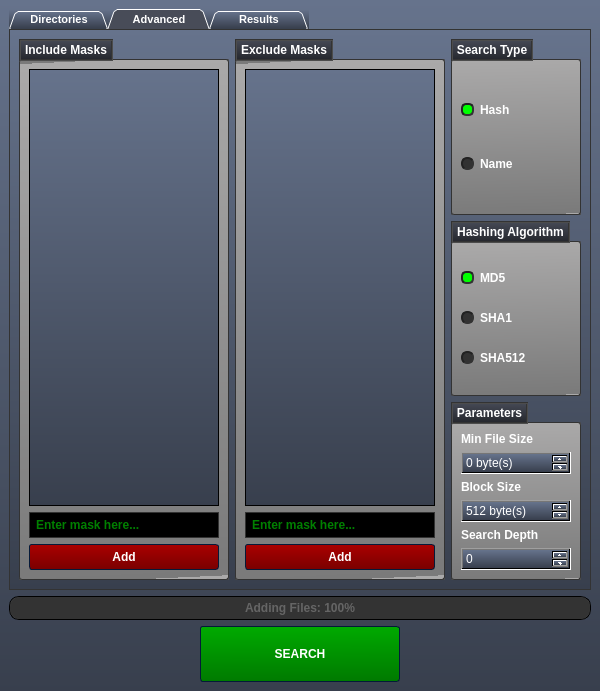
Qt form ui/mainwindow.ui (BorisTestov/duplicate_finder_python) before a commit.
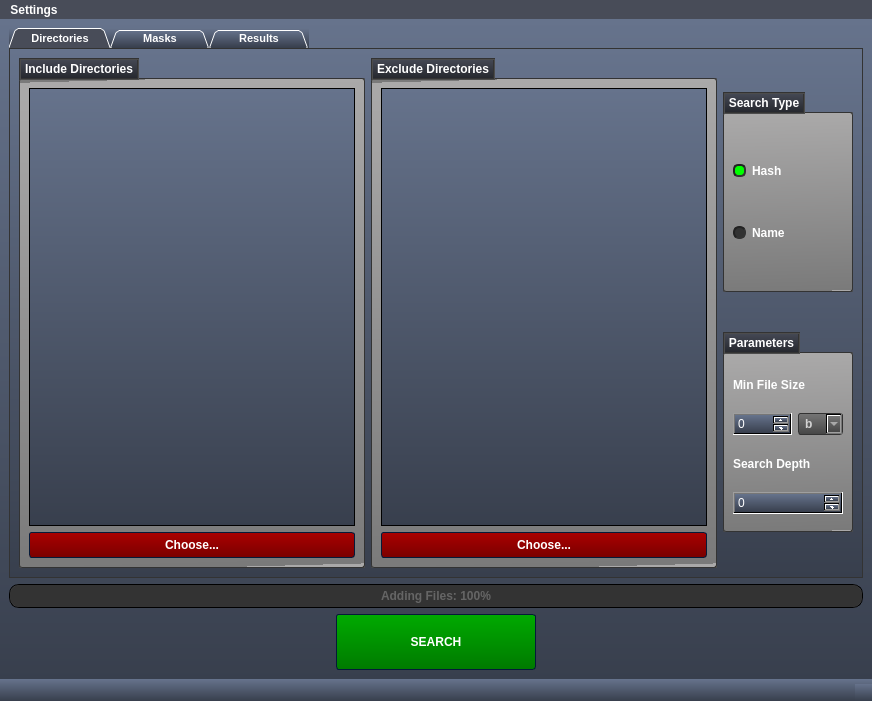
The same form after that commit. The open tabs and pages were chosen to show the change. Icons and pictures are not drawn.

```diff
--- a/ui/mainwindow.ui
+++ b/ui/mainwindow.ui
@@ -2,12 +2,15 @@
 <ui version="4.0">
  <class>MainWindow</class>
  <widget class="QMainWindow" name="MainWindow">
+  <property name="enabled">
+   <bool>true</bool>
+  </property>
   <property name="geometry">
    <rect>
     <x>0</x>
     <y>0</y>
-    <width>600</width>
-    <height>691</height>
+    <width>872</width>
+    <height>701</height>
    </rect>
   </property>
   <property name="windowTitle">
@@ -318,27 +321,6 @@
 }
 
 
-QComboBox::drop-down
-{
-    subcontrol-origin: padding;
-    subcontrol-position: top right;
-    width: 15px;
-    border-left-width: 1px;
-    border-left-color: darkgray;
-    border-left-style: solid; 
-    border-top-right-radius: 3px; 
-    border-bottom-right-radius: 3px;
-
-}
-
-
-QComboBox::down-arrow
-{
-    image: url(://arrow-down.png);
-    width: 8px;
-    height: 8px;
-}
-
 
 
 
@@ -1111,7 +1093,7 @@
 QProgressBar
 {
 	background-color: #000;
-	color: #00ff00;
+	color: #000;
 	font-weight: bold;
 	border: 0px groove #000;
 	border-radius: 10px;
@@ -1168,20 +1150,7 @@
   <widget class="QWidget" name="centralwidget">
    <layout class="QGridLayout" name="gridLayout">
     <item row="1" column="0">
-     <layout class="QGridLayout" name="gridLayout_12">
-      <item row="1" column="0">
-       <spacer name="horizontalSpacer">
-        <property name="orientation">
-         <enum>Qt::Horizontal</enum>
-        </property>
-        <property name="sizeHint" stdset="0">
-         <size>
-          <width>40</width>
-          <height>20</height>
-         </size>
-        </property>
-       </spacer>
-      </item>
+     <layout class="QGridLayout" name="search_runner_layout">
       <item row="1" column="1">
        <widget class="QPushButton" name="search_button">
         <property name="minimumSize">
@@ -1252,7 +1221,7 @@
        </widget>
       </item>
       <item row="1" column="2">
-       <spacer name="horizontalSpacer_2">
+       <spacer name="right_spacer">
         <property name="orientation">
          <enum>Qt::Horizontal</enum>
         </property>
@@ -1299,6 +1268,19 @@
         </property>
        </widget>
       </item>
+      <item row="1" column="0">
+       <spacer name="left_spacer">
+        <property name="orientation">
+         <enum>Qt::Horizontal</enum>
+        </property>
+        <property name="sizeHint" stdset="0">
+         <size>
+          <width>40</width>
+          <height>20</height>
+         </size>
+        </property>
+       </spacer>
+      </item>
      </layout>
     </item>
     <item row="0" column="0">
@@ -1332,38 +1314,7 @@
        <attribute name="title">
         <string>Directories</string>
        </attribute>
-       <layout class="QGridLayout" name="gridLayout_4">
-        <item row="0" column="1">
-         <widget class="QGroupBox" name="exclude_directories_group_box">
-          <property name="minimumSize">
-           <size>
-            <width>276</width>
-            <height>500</height>
-           </size>
-          </property>
-          <property name="maximumSize">
-           <size>
-            <width>16777215</width>
-            <height>16777215</height>
-           </size>
-          </property>
-          <property name="title">
-           <string>Exclude Directories</string>
-          </property>
-          <layout class="QVBoxLayout" name="verticalLayout_3">
-           <item>
-            <widget class="QListWidget" name="exclude_directories_list_widget"/>
-           </item>
-           <item>
-            <widget class="QPushButton" name="choose_exclude_directories">
-             <property name="text">
-              <string>Choose...</string>
-             </property>
-            </widget>
-           </item>
-          </layout>
-         </widget>
-        </item>
+       <layout class="QGridLayout" name="gridLayout_3">
         <item row="0" column="0">
          <widget class="QGroupBox" name="include_directories_group_box">
           <property name="sizePolicy">
@@ -1401,150 +1352,40 @@
           </layout>
          </widget>
         </item>
-       </layout>
-      </widget>
-      <widget class="QWidget" name="advanced">
-       <attribute name="title">
-        <string>Advanced</string>
-       </attribute>
-       <layout class="QGridLayout" name="gridLayout_6">
-        <item row="0" column="0" rowspan="3">
-         <widget class="QGroupBox" name="include_masks_group_box">
-          <property name="sizePolicy">
-           <sizepolicy hsizetype="Preferred" vsizetype="Preferred">
-            <horstretch>0</horstretch>
-            <verstretch>0</verstretch>
-           </sizepolicy>
-          </property>
-          <property name="title">
-           <string>Include Masks</string>
-          </property>
-          <layout class="QGridLayout" name="gridLayout_9">
-           <item row="1" column="1">
-            <widget class="QLineEdit" name="include_mask_line_edit">
-             <property name="autoFillBackground">
-              <bool>false</bool>
-             </property>
-             <property name="text">
-              <string/>
-             </property>
-             <property name="placeholderText">
-              <string>Enter mask here...</string>
-             </property>
-             <property name="clearButtonEnabled">
-              <bool>true</bool>
-             </property>
-            </widget>
-           </item>
-           <item row="2" column="1">
-            <widget class="QPushButton" name="add_include_mask_button">
-             <property name="text">
-              <string>Add</string>
-             </property>
-            </widget>
-           </item>
            <item row="0" column="1">
-            <widget class="QListWidget" name="include_masks_list_widget"/>
-           </item>
-          </layout>
-         </widget>
-        </item>
-        <item row="1" column="2">
-         <widget class="QGroupBox" name="hashing_algorithm_group_box">
-          <property name="sizePolicy">
-           <sizepolicy hsizetype="Preferred" vsizetype="Preferred">
-            <horstretch>0</horstretch>
-            <verstretch>0</verstretch>
-           </sizepolicy>
-          </property>
+         <widget class="QGroupBox" name="exclude_directories_group_box">
           <property name="minimumSize">
            <size>
-            <width>130</width>
-            <height>100</height>
+            <width>276</width>
+            <height>500</height>
            </size>
           </property>
           <property name="maximumSize">
            <size>
-            <width>130</width>
-            <height>200</height>
+            <width>16777215</width>
+            <height>16777215</height>
            </size>
           </property>
           <property name="title">
-           <string>Hashing Algorithm</string>
+           <string>Exclude Directories</string>
           </property>
-          <layout class="QGridLayout" name="gridLayout_10">
-           <item row="1" column="0">
-            <widget class="QRadioButton" name="sha1_radio_button">
-             <property name="text">
-              <string>SHA1</string>
-             </property>
-             <attribute name="buttonGroup">
-              <string notr="true">hashing_button_group</string>
-             </attribute>
-            </widget>
+          <layout class="QVBoxLayout" name="verticalLayout">
+           <item>
+            <widget class="QListWidget" name="exclude_directories_list_widget"/>
            </item>
-           <item row="0" column="0">
-            <widget class="QRadioButton" name="md5_radio_button">
+           <item>
+            <widget class="QPushButton" name="choose_exclude_directories">
              <property name="text">
-              <string>MD5</string>
+              <string>Choose...</string>
              </property>
-             <property name="checked">
-              <bool>true</bool>
-             </property>
-             <attribute name="buttonGroup">
-              <string notr="true">hashing_button_group</string>
-             </attribute>
             </widget>
            </item>
-           <item row="2" column="0">
-            <widget class="QRadioButton" name="sha512_radio_button">
-             <property name="text">
-              <string>SHA512</string>
-             </property>
-             <attribute name="buttonGroup">
-              <string notr="true">hashing_button_group</string>
-             </attribute>
-            </widget>
-           </item>
           </layout>
          </widget>
         </item>
-        <item row="0" column="1" rowspan="3">
-         <widget class="QGroupBox" name="exclude_masks_group_box">
-          <property name="title">
-           <string>Exclude Masks</string>
-          </property>
-          <layout class="QGridLayout" name="gridLayout_8">
-           <item row="1" column="1">
-            <widget class="QLineEdit" name="exclude_mask_line_edit">
-             <property name="autoFillBackground">
-              <bool>false</bool>
-             </property>
-             <property name="text">
-              <string/>
-             </property>
-             <property name="placeholderText">
-              <string>Enter mask here...</string>
-             </property>
-             <property name="clearButtonEnabled">
-              <bool>true</bool>
-             </property>
-            </widget>
-           </item>
-           <item row="2" column="1">
-            <widget class="QPushButton" name="add_exclude_mask_button">
-             <property name="text">
-              <string>Add</string>
-             </property>
-            </widget>
-           </item>
-           <item row="0" column="1">
-            <widget class="QListWidget" name="exclude_masks_list_widget"/>
-           </item>
-          </layout>
-         </widget>
-        </item>
-        <item row="0" column="2">
+        <item row="0" column="4" colspan="2">
+         <layout class="QVBoxLayout" name="search_parameters_layput">
+          <item>
          <widget class="QGroupBox" name="search_type_group_box">
           <property name="sizePolicy">
            <sizepolicy hsizetype="Preferred" vsizetype="Preferred">
@@ -1567,8 +1408,8 @@
           <property name="title">
            <string>Search Type</string>
           </property>
-          <layout class="QGridLayout" name="gridLayout_11">
-           <item row="0" column="0">
+            <layout class="QVBoxLayout" name="verticalLayout_3">
+             <item>
             <widget class="QRadioButton" name="hash_type">
              <property name="text">
               <string>Hash</string>
@@ -1581,7 +1422,7 @@
              </attribute>
             </widget>
            </item>
-           <item row="1" column="0">
+             <item>
             <widget class="QRadioButton" name="name_type">
              <property name="text">
               <string>Name</string>
@@ -1594,7 +1435,7 @@
           </layout>
          </widget>
         </item>
-        <item row="2" column="2">
+          <item>
          <widget class="QGroupBox" name="parameters_group_box">
           <property name="sizePolicy">
            <sizepolicy hsizetype="Preferred" vsizetype="Preferred">
@@ -1617,8 +1458,8 @@
           <property name="title">
            <string>Parameters</string>
           </property>
-          <layout class="QGridLayout" name="gridLayout_2">
-           <item row="2" column="0">
+            <layout class="QVBoxLayout" name="verticalLayout_4">
+             <item>
             <widget class="QLabel" name="min_file_size_label">
              <property name="maximumSize">
               <size>
@@ -1631,8 +1472,10 @@
              </property>
             </widget>
            </item>
-           <item row="5" column="0">
-            <widget class="QSpinBox" name="block_size_spin_box">
+             <item>
+              <layout class="QHBoxLayout" name="horizontalLayout">
+               <item>
+                <widget class="QSpinBox" name="min_file_size_spin_box">
              <property name="styleSheet">
               <string notr="true"/>
              </property>
@@ -1643,23 +1486,49 @@
               <bool>true</bool>
              </property>
              <property name="suffix">
-              <string> byte(s)</string>
+                  <string/>
              </property>
              <property name="minimum">
-              <number>1</number>
+                  <number>0</number>
              </property>
              <property name="maximum">
-              <number>10000000</number>
+                  <number>99999</number>
              </property>
              <property name="singleStep">
               <number>1</number>
              </property>
              <property name="value">
-              <number>512</number>
+                  <number>0</number>
              </property>
             </widget>
            </item>
-           <item row="6" column="0">
+               <item>
+                <widget class="QComboBox" name="size_suffix_box">
+                 <item>
+                  <property name="text">
+                   <string>b</string>
+                  </property>
+                 </item>
+                 <item>
+                  <property name="text">
+                   <string>KB</string>
+                  </property>
+                 </item>
+                 <item>
+                  <property name="text">
+                   <string>MB</string>
+                  </property>
+                 </item>
+                 <item>
+                  <property name="text">
+                   <string>GB</string>
+                  </property>
+                 </item>
+                </widget>
+               </item>
+              </layout>
+             </item>
+             <item>
             <widget class="QLabel" name="depth_label">
              <property name="maximumSize">
               <size>
@@ -1672,48 +1541,7 @@
              </property>
             </widget>
            </item>
-           <item row="4" column="0">
-            <widget class="QLabel" name="block_size_label">
-             <property name="maximumSize">
-              <size>
-               <width>16777215</width>
-               <height>33</height>
-              </size>
-             </property>
-             <property name="text">
-              <string>Block Size</string>
-             </property>
-            </widget>
-           </item>
-           <item row="3" column="0">
-            <widget class="QSpinBox" name="min_file_size_spin_box">
-             <property name="styleSheet">
-              <string notr="true"/>
-             </property>
-             <property name="buttonSymbols">
-              <enum>QAbstractSpinBox::UpDownArrows</enum>
-             </property>
-             <property name="accelerated">
-              <bool>true</bool>
-             </property>
-             <property name="suffix">
-              <string> byte(s)</string>
-             </property>
-             <property name="minimum">
-              <number>0</number>
-             </property>
-             <property name="maximum">
-              <number>10000000</number>
-             </property>
-             <property name="singleStep">
-              <number>1</number>
-             </property>
-             <property name="value">
-              <number>0</number>
-             </property>
-            </widget>
-           </item>
-           <item row="7" column="0">
+             <item>
             <widget class="QSpinBox" name="depth_spin_box">
              <property name="styleSheet">
               <string notr="true"/>
@@ -1745,6 +1573,91 @@
          </widget>
         </item>
        </layout>
+        </item>
+       </layout>
+      </widget>
+      <widget class="QWidget" name="masks">
+       <attribute name="title">
+        <string>Masks</string>
+       </attribute>
+       <layout class="QGridLayout" name="gridLayout_6">
+        <item row="0" column="1" rowspan="2">
+         <widget class="QGroupBox" name="exclude_masks_group_box">
+          <property name="title">
+           <string>Exclude Masks</string>
+          </property>
+          <layout class="QGridLayout" name="gridLayout_8">
+           <item row="1" column="1">
+            <widget class="QLineEdit" name="exclude_mask_line_edit">
+             <property name="autoFillBackground">
+              <bool>false</bool>
+             </property>
+             <property name="text">
+              <string/>
+             </property>
+             <property name="placeholderText">
+              <string>Enter python-style mask here...</string>
+             </property>
+             <property name="clearButtonEnabled">
+              <bool>true</bool>
+             </property>
+            </widget>
+           </item>
+           <item row="2" column="1">
+            <widget class="QPushButton" name="add_exclude_mask_button">
+             <property name="text">
+              <string>Add</string>
+             </property>
+            </widget>
+           </item>
+           <item row="0" column="1">
+            <widget class="QListWidget" name="exclude_masks_list_widget"/>
+           </item>
+          </layout>
+         </widget>
+        </item>
+        <item row="0" column="0" rowspan="2">
+         <widget class="QGroupBox" name="include_masks_group_box">
+          <property name="sizePolicy">
+           <sizepolicy hsizetype="Preferred" vsizetype="Preferred">
+            <horstretch>0</horstretch>
+            <verstretch>0</verstretch>
+           </sizepolicy>
+          </property>
+          <property name="title">
+           <string>Include Masks</string>
+          </property>
+          <layout class="QGridLayout" name="gridLayout_9">
+           <item row="1" column="1">
+            <widget class="QLineEdit" name="include_mask_line_edit">
+             <property name="autoFillBackground">
+              <bool>false</bool>
+             </property>
+             <property name="text">
+              <string/>
+             </property>
+             <property name="placeholderText">
+              <string>Enter python-style mask here...</string>
+             </property>
+             <property name="clearButtonEnabled">
+              <bool>true</bool>
+             </property>
+            </widget>
+           </item>
+           <item row="2" column="1">
+            <widget class="QPushButton" name="add_include_mask_button">
+             <property name="text">
+              <string>Add</string>
+             </property>
+            </widget>
+           </item>
+           <item row="0" column="1">
+            <widget class="QListWidget" name="include_masks_list_widget"/>
+           </item>
+          </layout>
+         </widget>
+        </item>
+       </layout>
       </widget>
       <widget class="QWidget" name="results">
        <attribute name="title">
@@ -1803,6 +1716,59 @@
     </item>
    </layout>
   </widget>
+  <widget class="QMenuBar" name="menuBar">
+   <property name="geometry">
+    <rect>
+     <x>0</x>
+     <y>0</y>
+     <width>872</width>
+     <height>22</height>
+    </rect>
+   </property>
+   <widget class="QMenu" name="menuSettings">
+    <property name="title">
+     <string>Settings</string>
+    </property>
+    <widget class="QMenu" name="menuLanguage">
+     <property name="title">
+      <string>Language</string>
+     </property>
+     <addaction name="Russian"/>
+     <addaction name="English"/>
+    </widget>
+    <widget class="QMenu" name="menuTheme">
+     <property name="title">
+      <string>Theme</string>
+     </property>
+     <addaction name="dark"/>
+     <addaction name="light"/>
+    </widget>
+    <addaction name="menuTheme"/>
+    <addaction name="menuLanguage"/>
+   </widget>
+   <addaction name="menuSettings"/>
+  </widget>
+  <widget class="QStatusBar" name="statusBar"/>
+  <action name="Russian">
+   <property name="text">
+    <string>TBA</string>
+   </property>
+  </action>
+  <action name="English">
+   <property name="text">
+    <string>TBA</string>
+   </property>
+  </action>
+  <action name="dark">
+   <property name="text">
+    <string>TBA</string>
+   </property>
+  </action>
+  <action name="light">
+   <property name="text">
+    <string>TBA</string>
+   </property>
+  </action>
  </widget>
  <resources/>
  <connections/>
```
Left out of the diff: 5 changed lines with no effect on the pictures. Lines whose indentation alone changed are shown as unchanged.
